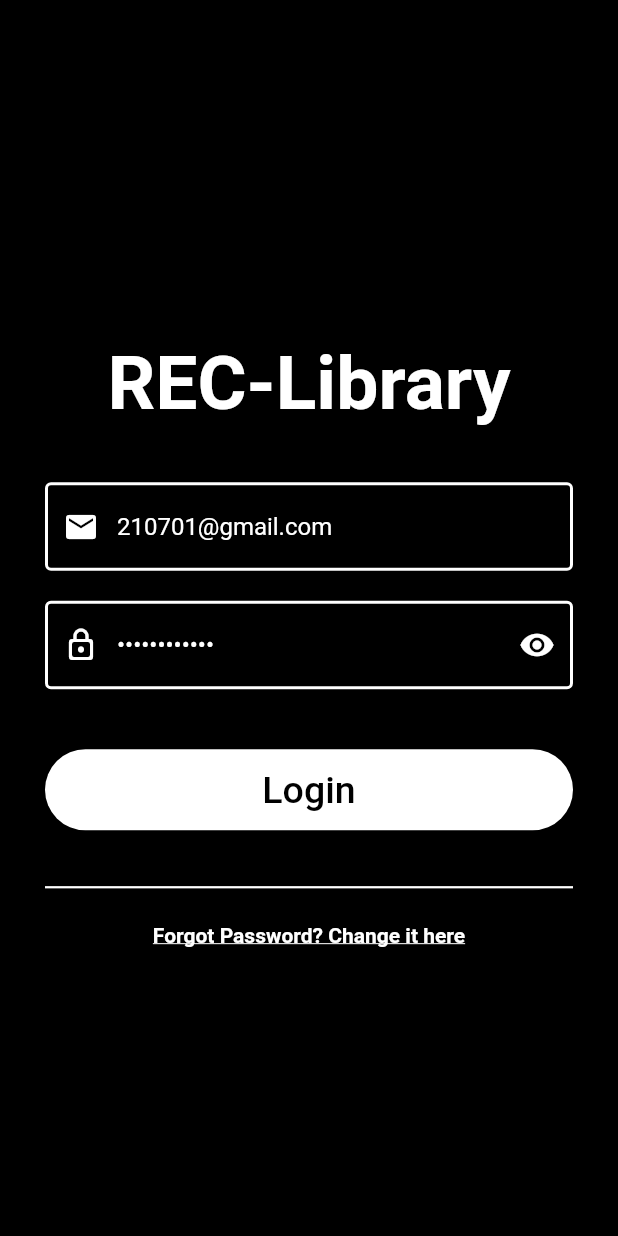
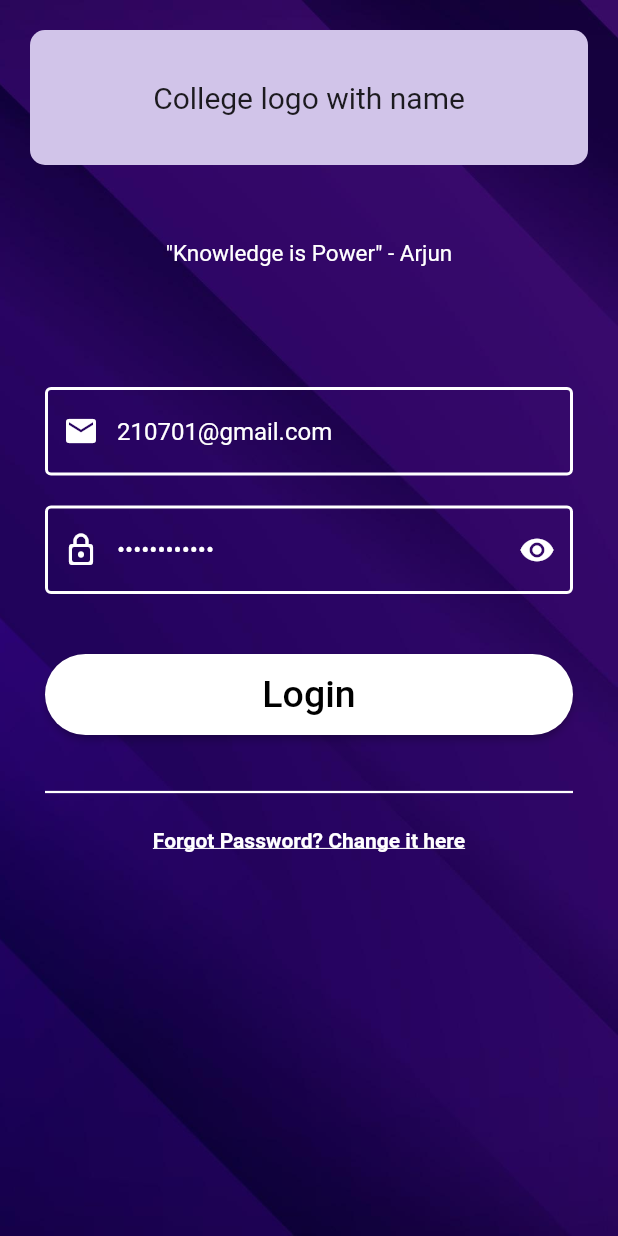
Before and after one commit to Siva-PythonPirates/Lib_Manage_App, a Flutter app: the screen it shows after launch, on a phone screen of 412 x 824 dp. Run offline on Flutter 3.47's test engine with Material 2 defaults, Android fonts, the phone set to English and light mode, and no system bars.

Commit message:
added assets and changed login page ui

```diff
--- a/lib/views/login_page.dart
+++ b/lib/views/login_page.dart
@@ -21,29 +21,67 @@ class _LoginState extends State<Login> {
   Widget build(BuildContext context) {
     return Scaffold(
       resizeToAvoidBottomInset: false,
-      backgroundColor: Colors.black,
-      body: Center(
+      // backgroundColor: Colors.black,
+      body: SafeArea(
+        child: DecoratedBox(
+          decoration: const BoxDecoration(image: DecorationImage(image: AssetImage('assets/images/login_bg.jpg'), fit: BoxFit.cover)),
+          child: Column(
+            children: [
+              Padding(
+                padding: const EdgeInsets.all(20.0),
+                child: Container(
+                  height: 90,
+                  decoration: BoxDecoration(
+                    borderRadius: BorderRadius.circular(10),
+                    color: Colors.deepPurple[100],
+                  ),
+                  child: const Center(
+                    child: Text(
+                      'College logo with name',
+                      style: TextStyle(fontSize: 20),
+                    ),
+                  ),
+                ),
+              ),
+              Expanded(
+                child: Column(
+                  children: [
+                    const SizedBox(
+                      height: 30,
+                    ),
+                    const Text(
+                      '"Knowledge is Power" - Arjun',
+                      style: TextStyle(
+                        color: Colors.white,
+                        fontSize: 15,
+                      ),
+                    ),
+                    const SizedBox(
+                      height: 30,
+                    ),
+                    Center(
                       child: Padding(
                         padding: const EdgeInsets.fromLTRB(30.0, 50.0, 30.0, 0),
                         child: Column(
                           mainAxisAlignment: MainAxisAlignment.center,
                           crossAxisAlignment: CrossAxisAlignment.center,
                           children: [
-              const Center(
-                child: FittedBox(
-                  child: Text(
-                    'REC-Library',
-                    style: TextStyle(
-                      fontWeight: FontWeight.bold,
-                      color: Colors.white,
-                      fontSize: 50.0,
-                    ),
-                  ),
-                ),
-              ),
-              const SizedBox(
-                height: 36.0,
-              ),
+                            // const Center(
+                            //   child: FittedBox(
+                            //     child: Text(
+                            //       'REC-Library',
+                            //       style: TextStyle(
+                            //         fontWeight: FontWeight.bold,
+                            //         color: Colors.white,
+                            //         fontSize: 50.0,
+                            //       ),
+                            //     ),
+                            //   ),
+                            // ),
+                            // const SizedBox(
+                            //   height: 36.0,
+                            // ),
+
                             MailField(controller: mail),
                             const SizedBox(
                               height: 20.0,
@@ -55,7 +93,10 @@ class _LoginState extends State<Login> {
                               keyboardType: TextInputType.visiblePassword,
                               decoration: InputDecoration(
                                 enabledBorder: const OutlineInputBorder(
-                    borderSide: BorderSide(width: 2, color: Colors.white), //<-- SEE HERE
+                                  borderSide: BorderSide(
+                                    width: 2,
+                                    color: Colors.white,
+                                  ), //<-- SEE HERE
                                 ),
                                 disabledBorder: const OutlineInputBorder(
                                   borderSide: BorderSide(width: 2, color: Colors.white54), //<-- SEE HERE
@@ -100,10 +141,12 @@ class _LoginState extends State<Login> {
                               width: double.infinity,
                               height: 54.0,
                               child: ElevatedButton(
-                  style:
-                      ButtonStyle(backgroundColor: MaterialStateProperty.all(Colors.white), shape: MaterialStateProperty.all(const StadiumBorder())),
+                                style: ButtonStyle(
+                                    backgroundColor: MaterialStateProperty.all(Colors.white),
+                                    shape: MaterialStateProperty.all(const StadiumBorder())),
                                 onPressed: () {
-                    bool emailValid = RegExp(r"^[a-zA-Z0-9.a-zA-Z0-9.!#$%&'*+-/=?^_`{|}~]+@[a-zA-Z0-9]+\.[a-zA-Z]+").hasMatch(mail.text);
+                                  bool emailValid =
+                                      RegExp(r"^[a-zA-Z0-9.a-zA-Z0-9.!#$%&'*+-/=?^_`{|}~]+@[a-zA-Z0-9]+\.[a-zA-Z]+").hasMatch(mail.text);
                                   if (mail.text == '' || password.text == '') {
                                     ScaffoldMessenger.of(context).showSnackBar(const SnackBar(
                                       content: Text(
@@ -183,6 +226,13 @@ class _LoginState extends State<Login> {
                         ),
                       ),
                     ),
+                  ],
+                ),
+              ),
+            ],
+          ),
+        ),
+      ),
     );
   }
 }
--- a/pubspec.yaml
+++ b/pubspec.yaml
@@ -61,8 +61,8 @@ flutter:
   uses-material-design: true
 
   # To add assets to your application, add an assets section, like this:
-  # assets:
-  #   - images/a_dot_burr.jpeg
+  assets:
+   - assets/images/
   #   - images/a_dot_ham.jpeg
 
   # An image asset can refer to one or more resolution-specific "variants", see
```
Also changed, not shown: assets/images/login_bg.jpg (added). Lines whose indentation alone changed are shown as unchanged.
